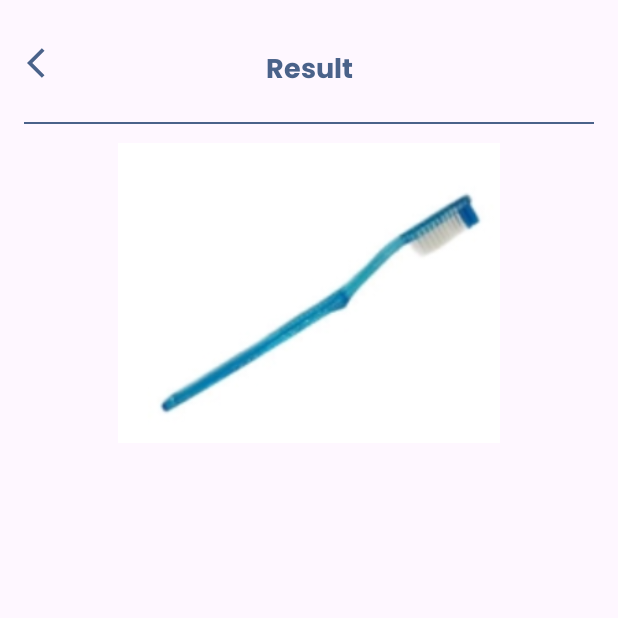
After one commit to kbdp1305/Oral-Health-Plus, an Android app: the DetailToothPasteActivity screen opened directly, with no data from a screen before it, on a phone screen of 412 x 824 dp, the top half of it. The commit adds this screen. Run offline under Robolectric (Android 15) with nearby library versions, the phone set to English and light mode, and no system bars; 1 statement that could not run was skipped.

Commit message:
update tootpaste selection feature

```diff
--- a/app/src/main/java/com/example/oraldiseasesapp/MainActivity.kt
+++ b/app/src/main/java/com/example/oraldiseasesapp/MainActivity.kt
@@ -10,6 +10,7 @@ import com.example.oraldiseasesapp.data.DatabaseHelper
 import com.example.oraldiseasesapp.databinding.ActivityMainBinding
 import com.example.oraldiseasesapp.login.LoginActivity
 import com.example.oraldiseasesapp.profile.ProfileActivity
+import com.example.oraldiseasesapp.tootpaste.ToothpasteActivity
 import com.example.oraldiseasesapp.video.ListVideoActivity
 import com.google.firebase.auth.FirebaseAuth
 
@@ -74,5 +75,10 @@ class MainActivity : AppCompatActivity() {
             Toast.makeText(this, "Coming soon", Toast.LENGTH_SHORT).show()
         }
 
+        binding.cardTooth.setOnClickListener {
+            val intent = Intent(this, ToothpasteActivity::class.java)
+            startActivity(intent)
+        }
+
     }
 }
--- a/app/src/main/java/com/example/oraldiseasesapp/articles/ListArticlesActivity.kt
+++ b/app/src/main/java/com/example/oraldiseasesapp/articles/ListArticlesActivity.kt
@@ -18,13 +18,13 @@ class ListArticlesActivity : AppCompatActivity() {
         binding = ActivityListArticlesBinding.inflate(layoutInflater)
         setContentView(binding.root)
 
-        viewModel = ArticlesViewModel(BuildConfig.NEWS_API_KEY)
+//        viewModel = ArticlesViewModel(BuildConfig.NEWS_API_KEY)
         val recyclerView = findViewById<RecyclerView>(R.id.recyclerView)
 
         viewModel.articles.observe(this) { articles ->
-            adapter = ArticlesAdapter(articles) { article ->
+            adapter = ArticlesAdapter(articles) {
                 val intent = Intent(this, ArticlesActivity::class.java)
-                intent.putExtra("article", article)
+//                intent.putExtra("article", article)
                 startActivity(intent)
             }
             recyclerView.adapter = adapter
--- /dev/null
+++ b/app/src/main/java/com/example/oraldiseasesapp/tootpaste/DetailToothPasteActivity.kt
@@ -0,0 +1,31 @@
+package com.example.oraldiseasesapp.tootpaste
+
+import android.content.Intent
+import android.os.Bundle
+import androidx.appcompat.app.AppCompatActivity
+import com.example.oraldiseasesapp.MainActivity
+import com.example.oraldiseasesapp.databinding.ActivityDetailToothPasteBinding
+
+class DetailToothPasteActivity : AppCompatActivity() {
+
+    private lateinit var binding: ActivityDetailToothPasteBinding
+
+    override fun onCreate(savedInstanceState: Bundle?) {
+        super.onCreate(savedInstanceState)
+        binding = ActivityDetailToothPasteBinding.inflate(layoutInflater)
+        setContentView(binding.root)
+
+        val name = intent.getStringExtra("name")
+        val description = intent.getStringExtra("description")
+        val imageResId = intent.getIntExtra("image", -1)
+
+        binding.detailTitle.text = name
+        binding.detailDescription.text = description
+        binding.detailImage.setImageResource(imageResId)
+
+        binding.backButton.setOnClickListener {
+            startActivity(Intent(this, MainActivity::class.java))
+            finish()
+        }
+    }
+}
--- /dev/null
+++ b/app/src/main/res/layout/activity_detail_tooth_paste.xml
@@ -0,0 +1,84 @@
+<?xml version="1.0" encoding="utf-8"?>
+<androidx.constraintlayout.widget.ConstraintLayout xmlns:android="http://schemas.android.com/apk/res/android"
+    xmlns:app="http://schemas.android.com/apk/res-auto"
+    android:layout_width="match_parent"
+    android:layout_height="match_parent"
+    >
+
+    <ImageView
+        android:id="@+id/backButton"
+        android:layout_width="wrap_content"
+        android:layout_height="wrap_content"
+        android:contentDescription="back"
+        android:src="@drawable/back"
+        android:layout_marginTop="30dp"
+        android:layout_marginStart="18dp"
+        app:layout_constraintStart_toStartOf="parent"
+        app:layout_constraintTop_toTopOf="parent" />
+
+    <TextView
+        android:id="@+id/textView4"
+        android:layout_width="wrap_content"
+        android:layout_height="wrap_content"
+        android:layout_marginTop="32dp"
+        android:fontFamily="@font/poppins_bold"
+        android:text="Result"
+        android:textColor="@color/primary"
+        android:textSize="18sp"
+        app:layout_constraintLeft_toLeftOf="parent"
+        app:layout_constraintRight_toRightOf="parent"
+        app:layout_constraintTop_toTopOf="parent" />
+
+    <View
+        android:layout_width="match_parent"
+        android:layout_height="1dp"
+        android:background="@color/primary"
+        android:layout_marginTop="18dp"
+        app:layout_constraintEnd_toEndOf="parent"
+        app:layout_constraintStart_toStartOf="parent"
+        android:layout_marginStart="16dp"
+        android:layout_marginEnd="16dp"
+        app:layout_constraintTop_toBottomOf="@+id/textView4" />
+
+    <ImageView
+        android:id="@+id/detailImage"
+        android:layout_width="300dp"
+        android:layout_height="200dp"
+        android:layout_marginTop="32dp"
+        android:layout_marginBottom="16dp"
+        android:src="@drawable/tootpaste"
+        app:layout_constraintEnd_toEndOf="parent"
+        app:layout_constraintStart_toStartOf="parent"
+        app:layout_constraintTop_toBottomOf="@+id/textView4" />
+
+    <TextView
+        android:id="@+id/detailTitle"
+        android:layout_width="wrap_content"
+        android:layout_height="wrap_content"
+        android:layout_marginBottom="80dp"
+        android:fontFamily="@font/poppins_bold"
+        android:text="GigiCare Precision Soft – HypoClean Edition"
+        android:textColor="@color/primary"
+        android:textSize="14sp"
+        app:layout_constraintBottom_toBottomOf="parent"
+        app:layout_constraintLeft_toLeftOf="parent"
+        app:layout_constraintRight_toRightOf="parent"
+        app:layout_constraintTop_toTopOf="parent" />
+
+    <TextView
+        android:id="@+id/detailDescription"
+        android:layout_width="match_parent"
+        android:layout_height="wrap_content"
+        android:layout_marginStart="32dp"
+        android:layout_marginTop="8dp"
+        android:layout_marginEnd="32dp"
+        android:fontFamily="@font/poppins"
+        android:text="Description"
+        android:textColor="@color/primary"
+        android:textSize="12sp"
+        app:layout_constraintEnd_toEndOf="parent"
+        app:layout_constraintStart_toStartOf="parent"
+        app:layout_constraintTop_toBottomOf="@+id/detailTitle" />
+
+
+</androidx.constraintlayout.widget.ConstraintLayout>
```
Also changed, not shown: app/src/main/AndroidManifest.xml (+9 -3 lines), app/src/main/java/com/example/oraldiseasesapp/tootpaste/ToothpasteActivity.kt (added, +63 -0 lines), app/src/main/java/com/example/oraldiseasesapp/tootpaste/ToothpasteData.kt (added, +74 -0 lines), app/src/main/java/com/example/oraldiseasesapp/tootpaste/ToothpasteViewModel.kt (added, +7 -0 lines), app/src/main/java/com/example/oraldiseasesapp/video/VideoData.kt (+33 -18 lines), app/src/main/res/layout/activity_toothpaste.xml (added, +94 -0 lines), app/src/main/res/drawable/sikat1.jpg (added), app/src/main/res/drawable/sikat2.jpg (added), app/src/main/res/drawable/sikat3.jpg (added), app/src/main/res/drawable/sikat4.jpg (added), app/src/main/res/drawable/sikat5.jpg (added), app/src/main/res/drawable/sikat6.jpg (added), app/src/main/res/drawable/tootpaste.png (added).
